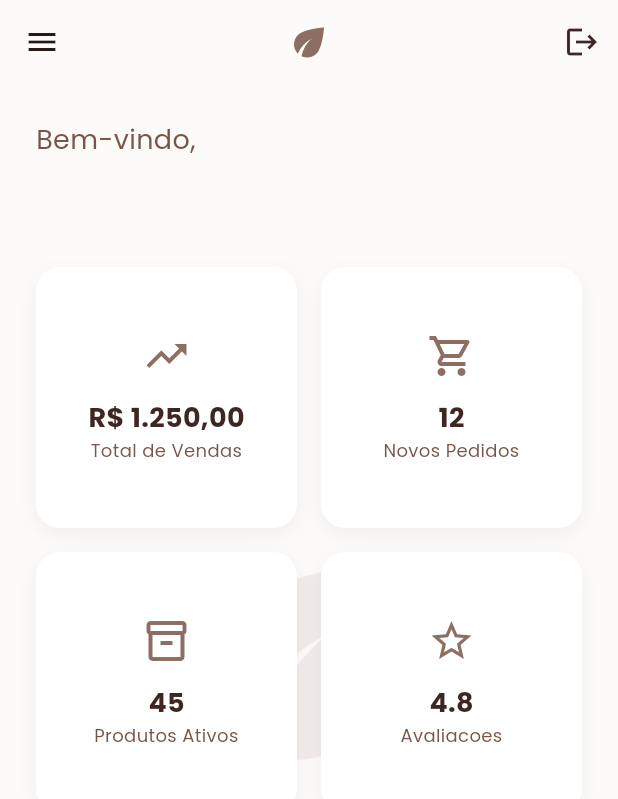
After one commit to Gabriel371-tech/BAZAR, a Flutter app: the DashboardScreen screen opened directly, on a phone screen of 412 x 824 dp. The commit adds this screen. Shown: the top 799 px of the screen. Run offline on Flutter 3.47's test engine with Material 3 defaults, Android fonts, the phone set to English and light mode, and no system bars; our stand-ins replace firebase_auth, firebase_core, font_awesome_flutter, google_fonts; accounts and stored records are empty.

Commit message:
feat: implement phone authentication, unified signup with phone field, and dashboard screen

```diff
--- /dev/null
+++ b/lib/features/home/screens/dashboard_screen.dart
@@ -0,0 +1,202 @@
+import 'package:flutter/material.dart';
+import 'package:provider/provider.dart';
+import '../../../core/constants/colors.dart';
+import '../../auth/services/auth_provider.dart';
+import 'package:google_fonts/google_fonts.dart';
+
+class DashboardScreen extends StatelessWidget {
+  const DashboardScreen({super.key});
+
+  @override
+  Widget build(BuildContext context) {
+    final authProvider = Provider.of<AuthProvider>(context);
+
+    return Scaffold(
+      backgroundColor: AppColors.background,
+      appBar: AppBar(
+        title: Icon(
+          Icons.eco, // Placeholder para a logo superior
+          color: AppColors.primary,
+          size: 30,
+        ),
+        actions: [
+          IconButton(
+            icon: const Icon(Icons.logout, color: AppColors.textPrimary),
+            onPressed: () {
+              authProvider.signOut();
+              Navigator.of(context).popUntil((route) => route.isFirst);
+            },
+          ),
+        ],
+      ),
+      drawer: Drawer(
+        child: ListView(
+          padding: EdgeInsets.zero,
+          children: [
+            DrawerHeader(
+              decoration: const BoxDecoration(
+                color: AppColors.primary,
+              ),
+              child: Column(
+                crossAxisAlignment: CrossAxisAlignment.start,
+                mainAxisAlignment: MainAxisAlignment.end,
+                children: [
+                  const Icon(Icons.eco, color: Colors.white, size: 40),
+                  const SizedBox(height: 8),
+                  Text(
+                    'Bazar Cozy',
+                    style: GoogleFonts.playfairDisplay(
+                      color: Colors.white,
+                      fontSize: 24,
+                      fontWeight: FontWeight.bold,
+                    ),
+                  ),
+                ],
+              ),
+            ),
+            ListTile(
+              leading: const Icon(Icons.dashboard_outlined),
+              title: const Text('Home (Dashboard)'),
+              onTap: () => Navigator.pop(context),
+            ),
+            ListTile(
+              leading: const Icon(Icons.shopping_bag_outlined),
+              title: const Text('Produtos'),
+              onTap: () {
+                // Navegar para produtos
+                Navigator.pop(context);
+              },
+            ),
+            ListTile(
+              leading: const Icon(Icons.person_outline),
+              title: const Text('Perfil'),
+              onTap: () {
+                // Navegar para perfil
+                Navigator.pop(context);
+              },
+            ),
+            const Divider(),
+            ListTile(
+              leading: const Icon(Icons.exit_to_app, color: AppColors.error),
+              title: const Text('Sair', style: TextStyle(color: AppColors.error)),
+              onTap: () {
+                authProvider.signOut();
+                Navigator.of(context).popUntil((route) => route.isFirst);
+              },
+            ),
+          ],
+        ),
+      ),
+      body: Stack(
+        children: [
+          // Logo meio transparente ao fundo
+          Center(
+            child: Opacity(
+              opacity: 0.1,
+              child: Icon(
+                Icons.eco,
+                size: 200,
+                color: AppColors.primary,
+              ),
+            ),
+          ),
+          // Conteúdo da Dashboard
+          Padding(
+            padding: const EdgeInsets.all(24.0),
+            child: Column(
+              crossAxisAlignment: CrossAxisAlignment.start,
+              children: [
+                Text(
+                  'Bem-vindo,',
+                  style: GoogleFonts.poppins(
+                    fontSize: 18,
+                    color: AppColors.textSecondary,
+                  ),
+                ),
+                Text(
+                  authProvider.user?.email ?? authProvider.user?.phoneNumber ?? 'Usuario',
+                  style: GoogleFonts.playfairDisplay(
+                    fontSize: 28,
+                    fontWeight: FontWeight.bold,
+                    color: AppColors.textPrimary,
+                  ),
+                ),
+                const SizedBox(height: 32),
+                // Exemplo de cards da dashboard
+                Expanded(
+                  child: GridView.count(
+                    crossAxisCount: 2,
+                    crossAxisSpacing: 16,
+                    mainAxisSpacing: 16,
+                    children: [
+                      _buildDashboardCard(
+                        'Total de Vendas',
+                        'R\$ 1.250,00',
+                        Icons.trending_up,
+                      ),
+                      _buildDashboardCard(
+                        'Novos Pedidos',
+                        '12',
+                        Icons.shopping_cart_outlined,
+                      ),
+                      _buildDashboardCard(
+                        'Produtos Ativos',
+                        '45',
+                        Icons.inventory_2_outlined,
+                      ),
+                      _buildDashboardCard(
+                        'Avaliacoes',
+                        '4.8',
+                        Icons.star_outline,
+                      ),
+                    ],
+                  ),
+                ),
+              ],
+            ),
+          ),
+        ],
+      ),
+    );
+  }
+
+  Widget _buildDashboardCard(String title, String value, IconData icon) {
+    return Container(
+      padding: const EdgeInsets.all(16),
+      decoration: BoxDecoration(
+        color: Colors.white,
+        borderRadius: BorderRadius.circular(16),
+        boxShadow: [
+          BoxShadow(
+            color: Colors.black.withValues(alpha: 0.05),
+            blurRadius: 10,
+            offset: const Offset(0, 4),
+          ),
+        ],
+      ),
+      child: Column(
+        mainAxisAlignment: MainAxisAlignment.center,
+        children: [
+          Icon(icon, color: AppColors.primary, size: 32),
+          const SizedBox(height: 12),
+          Text(
+            value,
+            style: GoogleFonts.poppins(
+              fontSize: 18,
+              fontWeight: FontWeight.bold,
+              color: AppColors.textPrimary,
+            ),
+          ),
+          Text(
+            title,
+            textAlign: TextAlign.center,
+            style: GoogleFonts.poppins(
+              fontSize: 12,
+              color: AppColors.textSecondary,
+            ),
+          ),
+        ],
+      ),
+    );
+  }
+}
```
Also changed, not shown: lib/features/auth/screens/login_screen.dart (+107 -14 lines), lib/features/auth/screens/signup_screen.dart (+31 -19 lines), lib/features/auth/services/auth_provider.dart (+94 -0 lines).
